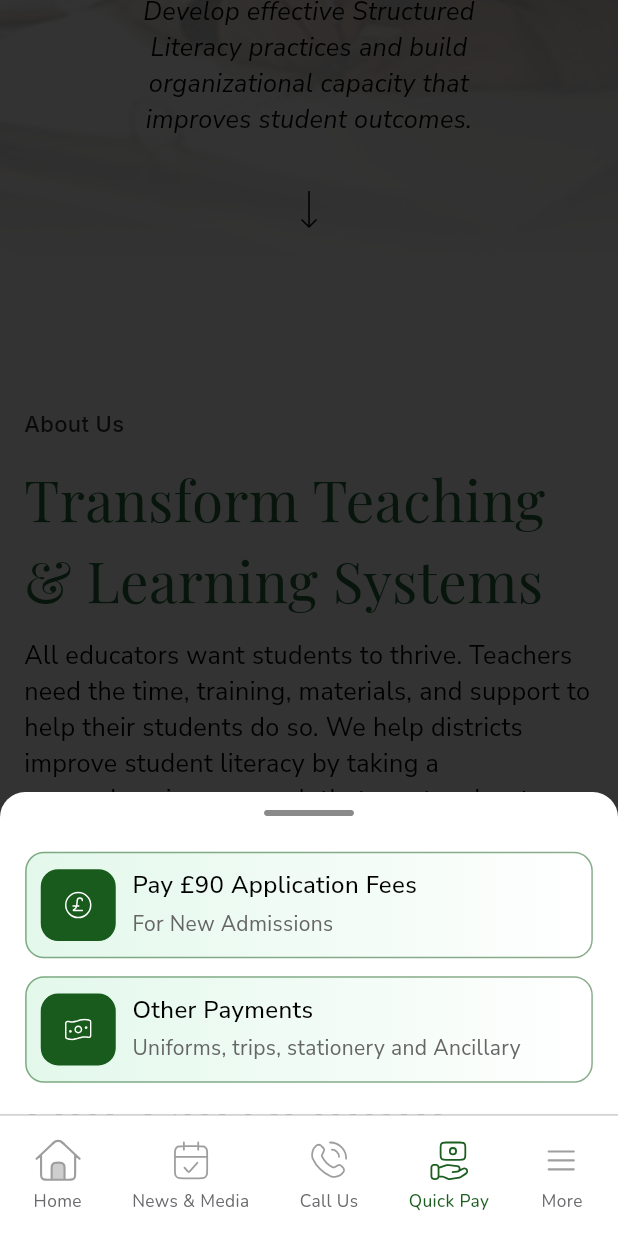
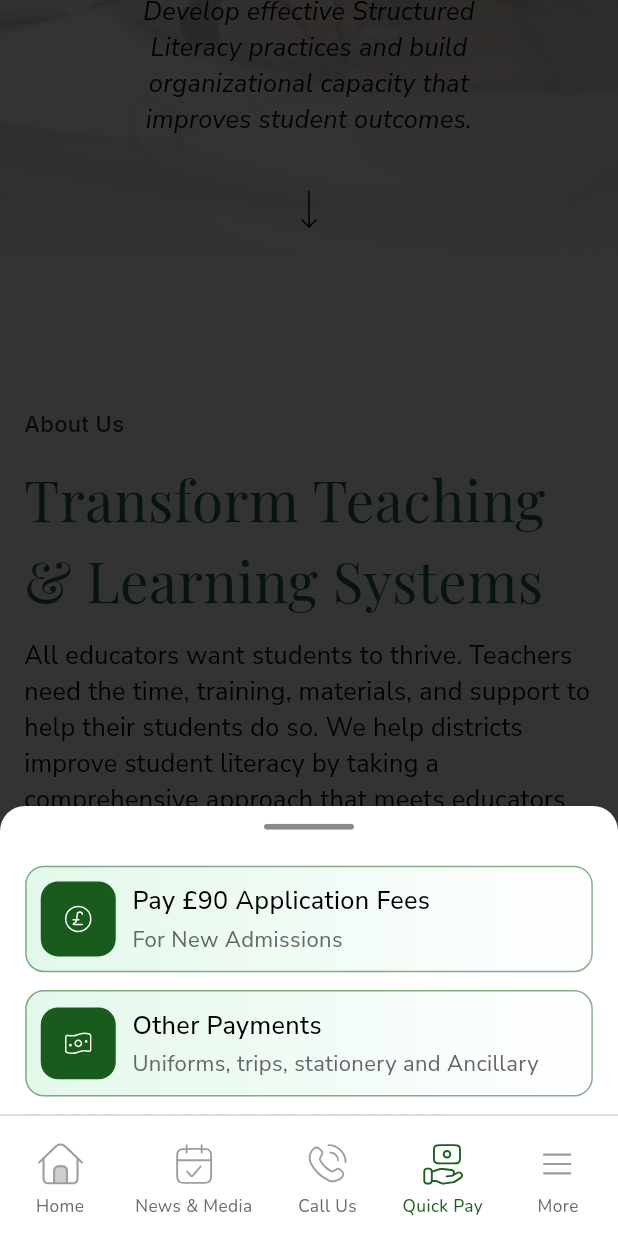
Before and after one commit to qalamschools/qalamApp, a Flutter app: the DashboardScreen screen opened directly, item 4 of the bottom bar chosen, scrolled down 576 dp, on a phone screen of 412 x 824 dp. Run offline on Flutter 3.47's test engine with Material 3 defaults, Android fonts, the light colour scheme and no system bars; our stand-ins replace bloc, equatable, firebase_core, firebase_messaging, flutter_bloc, flutter_screenutil and 2 more; accounts and stored records are empty.

Commit message:
bottom sheet issue resolved and bottom navigation bar icon click issue resolved.

```diff
--- a/lib/feature/dashboard/dashboard_screen.dart
+++ b/lib/feature/dashboard/dashboard_screen.dart
@@ -50,15 +50,27 @@ class _DashboardScreenState extends State<DashboardScreen> {
         ),
         child: Scaffold(
           backgroundColor: Colors.white,
+          bottomSheet: (_isQuickPayBottomSheetOpen
+              ? quickPayBottomSheet()
+              : _isMoreBottomSheetOpen
+                  ? moreBottomSheet()
+                  : null),
           body: Stack(children: [
             const Home(),
             if (_isQuickPayBottomSheetOpen || _isMoreBottomSheetOpen)
-              Positioned.fill(
+              Positioned(
+                child: GestureDetector(
+                  onTap: () {
+                    setState(() {});
+                    _isQuickPayBottomSheetOpen = false;
+                    _isMoreBottomSheetOpen = false;
+                    currentIndex = 0;
+                  },
                   child: Container(
                     color: Colors.black.withOpacity(0.8),
-              )),
-            if (_isQuickPayBottomSheetOpen) quickPayBottomSheet(),
-            if (_isMoreBottomSheetOpen) moreBottomSheet()
+                  ),
+                ),
+              ),
           ]),
           bottomNavigationBar: Container(
             decoration: const BoxDecoration(
@@ -104,29 +116,25 @@ class _DashboardScreenState extends State<DashboardScreen> {
   }
 
   Widget moreBottomSheet() {
-    return Positioned(
-      bottom: 0,
-      left: 0,
-      right: 0,
-      child: Container(
+    return Container(
       decoration: BoxDecoration(
           color: Colors.white,
           borderRadius: BorderRadius.only(
-                topLeft: Radius.circular(16.r),
-                topRight: Radius.circular(16.r))),
+              topLeft: Radius.circular(16.r), topRight: Radius.circular(16.r))),
       child: Column(
+        mainAxisSize: MainAxisSize.min,
+        mainAxisAlignment: MainAxisAlignment.spaceBetween,
         children: [
-            SizedBox(
-              height: 10.h,
+          Padding(
+            padding: EdgeInsets.symmetric(vertical: 10.h),
+            child: SvgPicture.asset("assets/icons/bottomsheet_divider.svg"),
           ),
-            SvgPicture.asset("assets/icons/bottomsheet_divider.svg"),
           Padding(
-              padding: EdgeInsets.symmetric(horizontal: 16.w, vertical: 20.h),
+            padding: EdgeInsets.symmetric(horizontal: 16.w, vertical: 10.h),
             child: Column(
               children: [
                 Container(
-                    padding:
-                        EdgeInsets.symmetric(horizontal: 8.r, vertical: 8.h),
+                  padding: EdgeInsets.symmetric(horizontal: 8.r, vertical: 8.h),
                   decoration: BoxDecoration(
                       borderRadius: BorderRadius.circular(12.r),
                       border: Border.all(
@@ -155,23 +163,25 @@ class _DashboardScreenState extends State<DashboardScreen> {
                           padding: const EdgeInsets.symmetric(horizontal: 10),
                           child: Column(
                             crossAxisAlignment: CrossAxisAlignment.start,
+                            mainAxisAlignment: MainAxisAlignment.center,
                             children: [
                               Text(
                                 "About Us",
                                 style: GoogleFonts.nunitoSans(
                                     fontWeight: FontWeight.w500,
                                     color: const Color(0xff000000),
-                                      fontSize: 16),
+                                    fontSize: 16.sp),
                               ),
                               const SizedBox(
                                 height: 4,
                               ),
                               Text(
                                 "Get to know who we are and what we do.",
+                                overflow: TextOverflow.ellipsis,
                                 style: GoogleFonts.nunitoSans(
                                     fontWeight: FontWeight.w400,
                                     color: const Color(0xff666666),
-                                      fontSize: 14),
+                                    fontSize: 14.sp),
                               )
                             ],
                           ),
@@ -220,23 +230,23 @@ class _DashboardScreenState extends State<DashboardScreen> {
                             borderRadius: BorderRadius.circular(12.r),
                           ),
                           child: Center(
-                              child: SvgPicture.asset(
-                                  "assets/icons/bank_note.svg"),
+                            child:
+                                SvgPicture.asset("assets/icons/bank_note.svg"),
                           ),
                         ),
                         Expanded(
                           child: Padding(
-                              padding:
-                                  const EdgeInsets.symmetric(horizontal: 10),
+                            padding: const EdgeInsets.symmetric(horizontal: 10),
                             child: Column(
                               crossAxisAlignment: CrossAxisAlignment.start,
+                              mainAxisAlignment: MainAxisAlignment.center,
                               children: [
                                 Text(
                                   "Admissions & Fees",
                                   style: GoogleFonts.nunitoSans(
                                       fontWeight: FontWeight.w500,
                                       color: const Color(0xff000000),
-                                        fontSize: 16),
+                                      fontSize: 16.sp),
                                 ),
                                 const SizedBox(
                                   height: 4,
@@ -246,7 +256,7 @@ class _DashboardScreenState extends State<DashboardScreen> {
                                   style: GoogleFonts.nunitoSans(
                                       fontWeight: FontWeight.w400,
                                       color: const Color(0xff666666),
-                                        fontSize: 14),
+                                      fontSize: 14.sp),
                                 )
                               ],
                             ),
@@ -300,17 +310,17 @@ class _DashboardScreenState extends State<DashboardScreen> {
                         ),
                         Expanded(
                           child: Padding(
-                              padding:
-                                  const EdgeInsets.symmetric(horizontal: 10),
+                            padding: const EdgeInsets.symmetric(horizontal: 10),
                             child: Column(
                               crossAxisAlignment: CrossAxisAlignment.start,
+                              mainAxisAlignment: MainAxisAlignment.center,
                               children: [
                                 Text(
                                   "Contact Us",
                                   style: GoogleFonts.nunitoSans(
                                       fontWeight: FontWeight.w500,
                                       color: const Color(0xff000000),
-                                        fontSize: 16),
+                                      fontSize: 16.sp),
                                 ),
                                 const SizedBox(
                                   height: 4,
@@ -320,7 +330,7 @@ class _DashboardScreenState extends State<DashboardScreen> {
                                   style: GoogleFonts.nunitoSans(
                                       fontWeight: FontWeight.w400,
                                       color: const Color(0xff666666),
-                                        fontSize: 14),
+                                      fontSize: 14.sp),
                                 )
                               ],
                             ),
@@ -335,35 +345,31 @@ class _DashboardScreenState extends State<DashboardScreen> {
           )
         ],
       ),
-      ),
     );
   }
 
   Widget quickPayBottomSheet() {
-    return Positioned(
-      bottom: 0,
-      left: 0,
-      right: 0,
-      child: Container(
+    return Container(
       decoration: BoxDecoration(
           color: Colors.white,
           borderRadius: BorderRadius.only(
-                topLeft: Radius.circular(16.r),
-                topRight: Radius.circular(16.r))),
-        height: 180.h,
+              topLeft: Radius.circular(16.r), topRight: Radius.circular(16.r))),
       child: Column(
+        mainAxisSize: MainAxisSize.min,
+        mainAxisAlignment: MainAxisAlignment.spaceEvenly,
         children: [
-            SizedBox(
-              height: 10.h,
+          Padding(
+            padding: EdgeInsets.symmetric(vertical: 10.h),
+            child: SvgPicture.asset("assets/icons/bottomsheet_divider.svg"),
           ),
-            SvgPicture.asset("assets/icons/bottomsheet_divider.svg"),
           Padding(
-              padding: EdgeInsets.symmetric(horizontal: 16.w, vertical: 20.h),
+            padding: EdgeInsets.symmetric(horizontal: 16.w, vertical: 10.h),
             child: Column(
               children: [
                 Container(
-                    padding:
-                        EdgeInsets.symmetric(horizontal: 8.r, vertical: 8.h),
+                  padding: EdgeInsets.symmetric(
+                    horizontal: 8.r,
+                  ),
                   decoration: BoxDecoration(
                       borderRadius: BorderRadius.circular(12.r),
                       border: Border.all(
@@ -387,18 +393,18 @@ class _DashboardScreenState extends State<DashboardScreen> {
                               SvgPicture.asset("assets/icons/coin-pound.svg"),
                         ),
                       ),
-                        Expanded(
-                          child: Padding(
+                      Padding(
                         padding: const EdgeInsets.symmetric(horizontal: 10),
                         child: Column(
                           crossAxisAlignment: CrossAxisAlignment.start,
+                          mainAxisAlignment: MainAxisAlignment.center,
                           children: [
                             Text(
                               "Pay £90 Application Fees",
                               style: GoogleFonts.nunitoSans(
                                   fontWeight: FontWeight.w500,
                                   color: const Color(0xff000000),
-                                      fontSize: 16),
+                                  fontSize: 16.sp),
                             ),
                             const SizedBox(
                               height: 4,
@@ -408,10 +414,9 @@ class _DashboardScreenState extends State<DashboardScreen> {
                               style: GoogleFonts.nunitoSans(
                                   fontWeight: FontWeight.w400,
                                   color: const Color(0xff666666),
-                                      fontSize: 14),
+                                  fontSize: 14.sp),
                             )
                           ],
-                            ),
                         ),
                       )
                     ],
@@ -421,8 +426,7 @@ class _DashboardScreenState extends State<DashboardScreen> {
                   height: 10.h,
                 ),
                 Container(
-                    padding:
-                        EdgeInsets.symmetric(horizontal: 8.r, vertical: 8.h),
+                  padding: EdgeInsets.symmetric(horizontal: 8.r, vertical: 8.h),
                   decoration: BoxDecoration(
                       borderRadius: BorderRadius.circular(12.r),
                       border: Border.all(
@@ -445,18 +449,18 @@ class _DashboardScreenState extends State<DashboardScreen> {
                           child: SvgPicture.asset("assets/icons/bank1.svg"),
                         ),
                       ),
-                        Expanded(
-                          child: Padding(
+                      Padding(
                         padding: const EdgeInsets.symmetric(horizontal: 10),
                         child: Column(
                           crossAxisAlignment: CrossAxisAlignment.start,
+                          mainAxisAlignment: MainAxisAlignment.center,
                           children: [
                             Text(
                               "Other Payments",
                               style: GoogleFonts.nunitoSans(
                                   fontWeight: FontWeight.w500,
                                   color: const Color(0xff000000),
-                                      fontSize: 16),
+                                  fontSize: 16.sp),
                             ),
                             const SizedBox(
                               height: 4,
@@ -466,10 +470,9 @@ class _DashboardScreenState extends State<DashboardScreen> {
                               style: GoogleFonts.nunitoSans(
                                   fontWeight: FontWeight.w400,
                                   color: const Color(0xff666666),
-                                      fontSize: 14),
+                                  fontSize: 14.sp),
                             )
                           ],
-                            ),
                         ),
                       )
                     ],
@@ -480,7 +483,6 @@ class _DashboardScreenState extends State<DashboardScreen> {
           )
         ],
       ),
-      ),
     );
   }
 }
--- a/lib/feature/widgets/custom_bottom_navigation_bar.dart
+++ b/lib/feature/widgets/custom_bottom_navigation_bar.dart
@@ -16,36 +16,38 @@ class CustomBottomNavigationBar extends StatefulWidget {
 class _CustomBottomNavigationBarState extends State<CustomBottomNavigationBar> {
   @override
   Widget build(BuildContext context) {
-    return Padding(
-      padding: EdgeInsets.symmetric(horizontal: 0.w),
-      child: Row(
-        mainAxisAlignment: MainAxisAlignment.spaceEvenly,
+    return Row(
+      mainAxisAlignment: MainAxisAlignment.spaceBetween,
       children: [
         _buildNavItem(0, "assets/icons/home.svg", 'Home'),
-          SizedBox(width: 20.w),
+        SizedBox(width: 10.w),
         _buildNavItem(1, "assets/icons/calendar.svg", 'News & Media'),
-          SizedBox(width: 20.w),
+        SizedBox(width: 10.w),
         _buildNavItem(2, "assets/icons/phone.svg", 'Call Us'),
-          SizedBox(width: 20.w),
+        SizedBox(width: 10.w),
         _buildNavItem(3, "assets/icons/quick_pay.svg", 'Quick Pay'),
-          SizedBox(width: 20.w), //
+        SizedBox(width: 10.w),
         _buildNavItem(4, "assets/icons/more.svg", 'More'),
       ],
-      ),
     );
   }
 
   Widget _buildNavItem(int index, String iconPath, String label) {
     final isSelected = widget.currentIndex == index;
 
-    return GestureDetector(
-      onTap: widget.onTap != null ? () => widget.onTap!(index, label) : null,
-      child: Column(
-        mainAxisSize: MainAxisSize.min,
+    return Column(
+      crossAxisAlignment: CrossAxisAlignment.center,
+      mainAxisSize: MainAxisSize.max,
       children: [
-          SvgPicture.asset(
+        Expanded(
+          child: IconButton(
+              padding: EdgeInsets.zero,
+              onPressed: widget.onTap != null
+                  ? () => widget.onTap!(index, label)
+                  : null,
+              icon: SvgPicture.asset(
                 iconPath,
-            height: 24.h,
+                width: 30.w,
                 colorFilter: isSelected
                     ? const ColorFilter.mode(
                         Color(0xFF1B5E20),
@@ -55,22 +57,21 @@ class _CustomBottomNavigationBarState extends State<CustomBottomNavigationBar> {
                         Colors.grey,
                         BlendMode.srcIn,
                       ),
-            color:
-                isSelected ? const Color(0xFF1B5E20) : const Color(0xff6A6A6E),
+                color: isSelected
+                    ? const Color(0xFF1B5E20)
+                    : const Color(0xff6A6A6E),
+              )),
         ),
-          SizedBox(height: 4.h),
         Text(
           label,
           style: GoogleFonts.nunito(
             fontSize: 11.sp,
             fontWeight: isSelected ? FontWeight.w500 : FontWeight.w400,
-              color: isSelected
-                  ? const Color(0xFF1B5E20)
-                  : const Color(0xff6A6A6E),
+            color:
+                isSelected ? const Color(0xFF1B5E20) : const Color(0xff6A6A6E),
           ),
         ),
       ],
-      ),
     );
   }
 }
```
Lines whose indentation alone changed are shown as unchanged.
